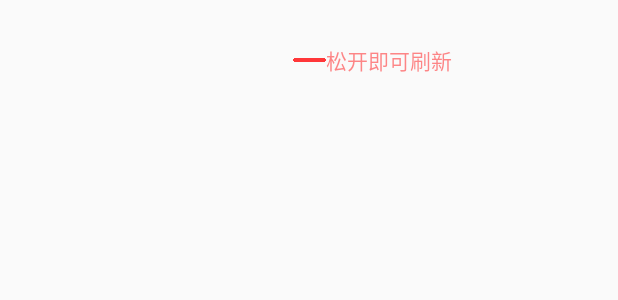
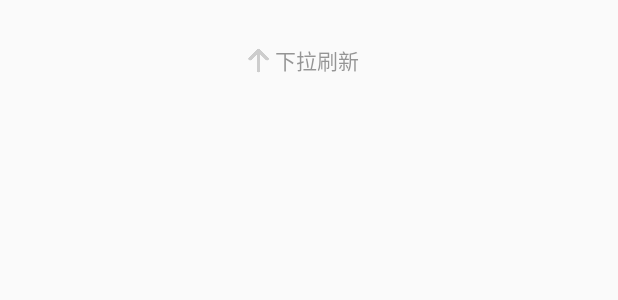
Before and after one commit to Ruwestbrook/Tool, an Android app: the layout refresh_title.xml on its own in the app's theme, with its tools: preview values and no code run, on a phone screen of 412 x 824 dp. Shown: the top 300 px of the screen. Run offline under Robolectric (Android 15) with nearby library versions, the light colour scheme and no system bars.

Commit message:
下拉刷新的RecyclerView完成

```diff
--- a/app/src/main/res/layout/activity_main.xml
+++ b/app/src/main/res/layout/activity_main.xml
@@ -7,6 +7,7 @@
     tools:context=".MainActivity">
 
  <com.tool.russ.view.RefreshView
+     android:id="@+id/refresh"
      android:layout_width="match_parent"
      android:layout_height="wrap_content">
      <android.support.v7.widget.RecyclerView
--- a/app/src/main/res/layout/refresh_title.xml
+++ /dev/null
@@ -1,31 +0,0 @@
-<?xml version="1.0" encoding="utf-8"?>
-<android.support.constraint.ConstraintLayout xmlns:android="http://schemas.android.com/apk/res/android"
-    xmlns:tools="http://schemas.android.com/tools"
-    android:layout_width="match_parent"
-    android:layout_height="80dp"
-    xmlns:app="http://schemas.android.com/apk/res-auto">
-
-    <ImageView
-        android:id="@+id/image"
-        android:layout_width="22dp"
-        android:layout_height="4dp"
-        app:layout_constraintTop_toTopOf="parent"
-        app:layout_constraintLeft_toLeftOf="parent"
-        app:layout_constraintRight_toRightOf="parent"
-        app:layout_constraintBottom_toBottomOf="parent"
-        android:src="@drawable/auction6_2"
-        tools:ignore="MissingConstraints" />
-
-
-    <TextView
-        android:id="@+id/text"
-        android:layout_width="wrap_content"
-        app:layout_constraintTop_toTopOf="parent"
-        app:layout_constraintBottom_toBottomOf="parent"
-        app:layout_constraintLeft_toRightOf="@id/image"
-        android:layout_height="wrap_content"
-        android:alpha="0.6"
-        android:text="松开即可刷新"
-        android:textColor="#ff3739" />
-
-</android.support.constraint.ConstraintLayout>
--- a/view/src/main/java/com/tool/russ/view/RefreshEvent.java
+++ b/view/src/main/java/com/tool/russ/view/RefreshEvent.java
@@ -4,6 +4,6 @@ public interface RefreshEvent {
     void canRefresh();
     void cancelRefresh();
     void startRefresh();
-    void endRefresh();
+    void finishRefresh();
     void onRefresh(int distance);
 }
--- /dev/null
+++ b/view/src/main/java/com/tool/russ/view/RefreshListener.java
@@ -0,0 +1,5 @@
+package com.tool.russ.view;
+
+public abstract class RefreshListener{
+    public abstract void refresh();
+}
--- a/view/src/main/res/layout/refresh_title.xml
+++ b/view/src/main/res/layout/refresh_title.xml
@@ -8,12 +8,13 @@
     <ImageView
         android:id="@+id/image"
         android:layout_width="22dp"
-        android:layout_height="4dp"
-        app:layout_constraintTop_toTopOf="parent"
+        android:layout_height="22dp"
+        android:src="@drawable/load"
+        app:layout_constraintBottom_toBottomOf="parent"
+        app:layout_constraintHorizontal_bias="0.414"
         app:layout_constraintLeft_toLeftOf="parent"
         app:layout_constraintRight_toRightOf="parent"
-        app:layout_constraintBottom_toBottomOf="parent"
-        android:src="@drawable/auction6_2"
+        app:layout_constraintTop_toTopOf="parent"
         tools:ignore="MissingConstraints" />
 
 
@@ -25,7 +26,7 @@
         app:layout_constraintLeft_toRightOf="@id/image"
         android:layout_height="wrap_content"
         android:alpha="0.6"
-        android:text="松开即可刷新"
-        android:textColor="#ff3739" />
+        android:textColor="#515151"
+        android:text="下拉刷新" />
 
 </android.support.constraint.ConstraintLayout>
```
Also changed, not shown: app/src/main/java/com/tool/russ/tool/MainActivity.java (+25 -0 lines), view/src/main/java/com/tool/russ/view/RefreshView.java (+73 -37 lines), view/src/main/res/anim/rotate_one.xml (added, +9 -0 lines), view/src/main/res/anim/rotate_three.xml (added, +11 -0 lines), view/src/main/res/anim/rotate_two.xml (added, +9 -0 lines), view/src/main/res/layout/load_footer.xml (added, +11 -0 lines), app/src/main/res/drawable/load.png (added), app/src/main/res/drawable/rotate.png (added), view/src/main/res/drawable/load.png (added), view/src/main/res/drawable/rotate.png (added).
